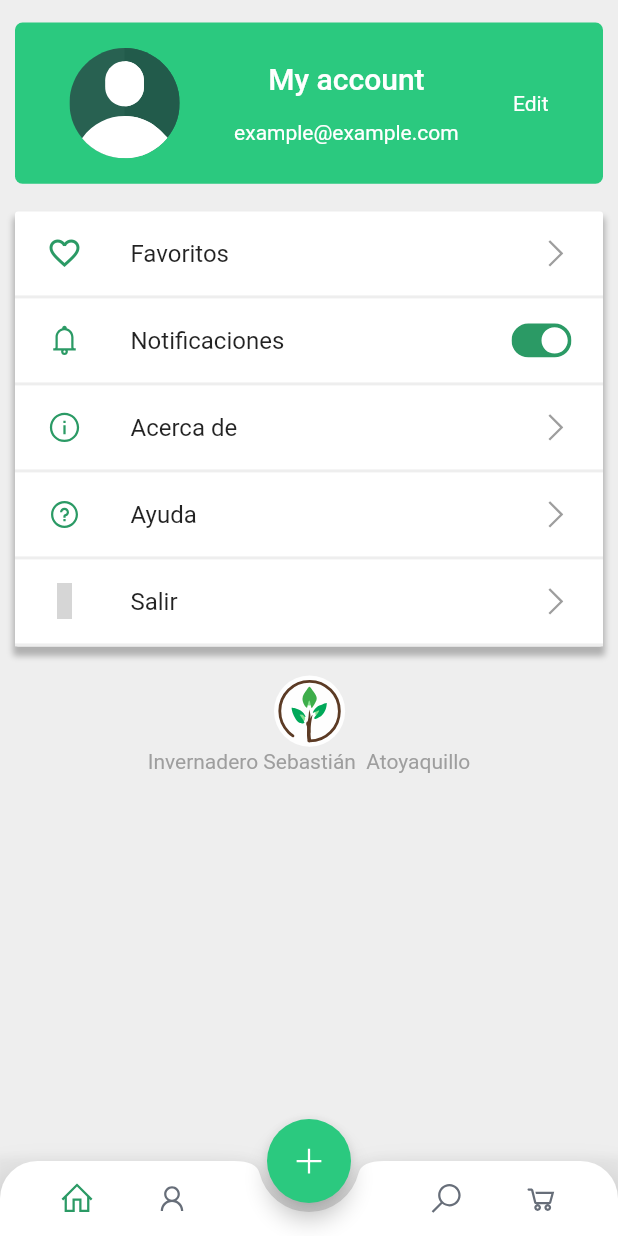
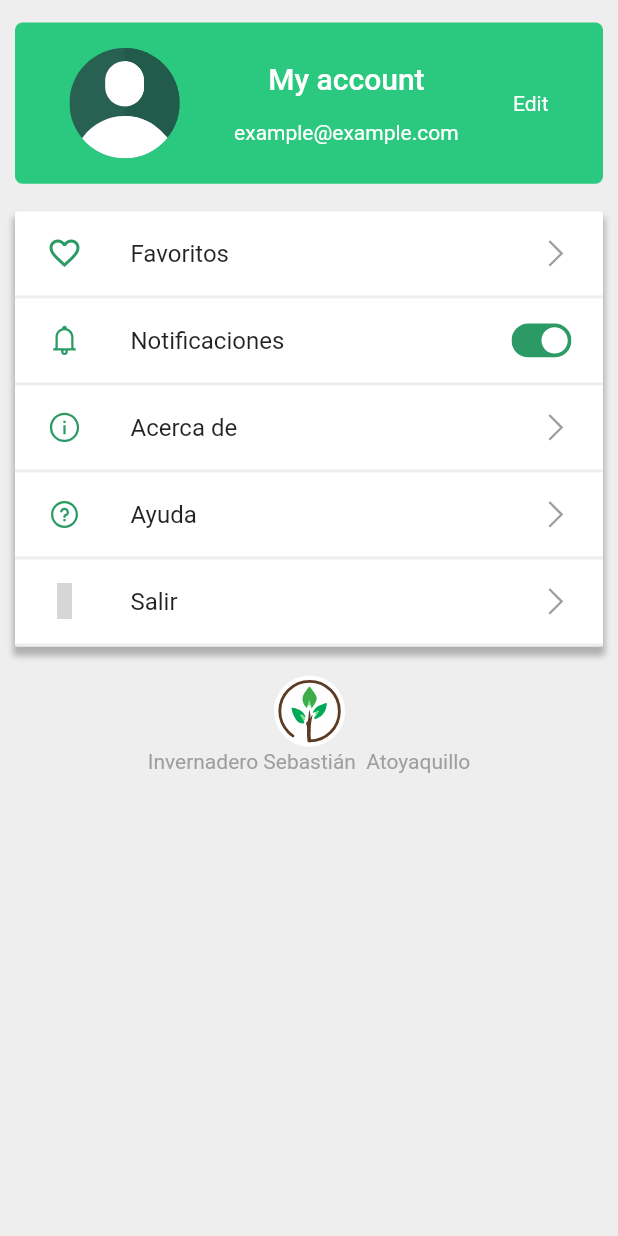
Before and after one commit to MoralesVegaEstebanAzael/app_invernadero, a Flutter app: the UserProfilePage screen opened by its route, on a phone screen of 412 x 824 dp. Run offline on Flutter 3.47's test engine with Material 2 defaults, Android fonts, the phone set to English and light mode, and no system bars; our stand-ins replace after_layout, flutter_secure_storage, flutter_spinkit, flutter_svg, line_icons, pin_code_fields and 3 more; missing offline and left inert: nexmo_verify; accounts and stored records are empty; grey boxes are pictures that could not be loaded.

```diff
--- a/lib/src/pages/user/user_profile_page.dart
+++ b/lib/src/pages/user/user_profile_page.dart
@@ -100,13 +100,8 @@ class _UserProfilePageState extends State<UserProfilePage> {
           ]
         )
       ),
-      floatingActionButton: FloatingActionButton(
-        onPressed: (){},
-        backgroundColor: miTema.accentColor,
-        child: Icon(LineIcons.plus),
-        ),
-      floatingActionButtonLocation: FloatingActionButtonLocation.centerDocked,
-      bottomNavigationBar: BottomBar(),
+
+
     );
   }
 
```
Also changed, not shown: lib/main.dart (+5 -2 lines), lib/src/pages/home_page.dart (+1 -7 lines), lib/src/pages/items/tabs_page.dart (+4 -4 lines).
